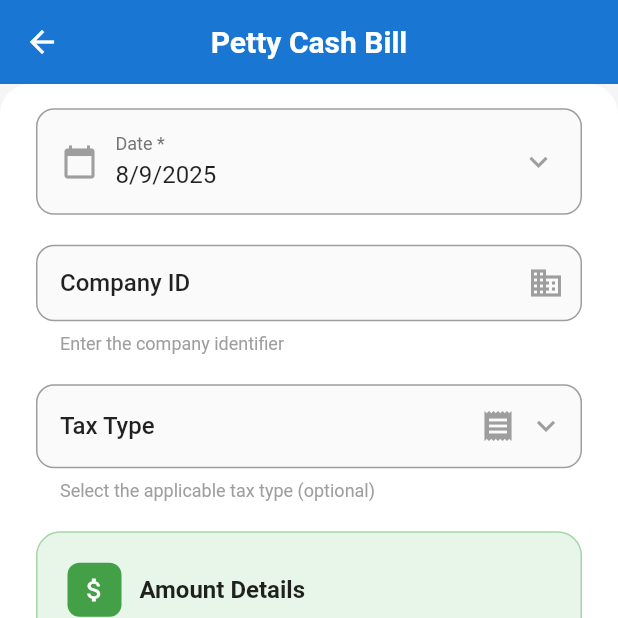
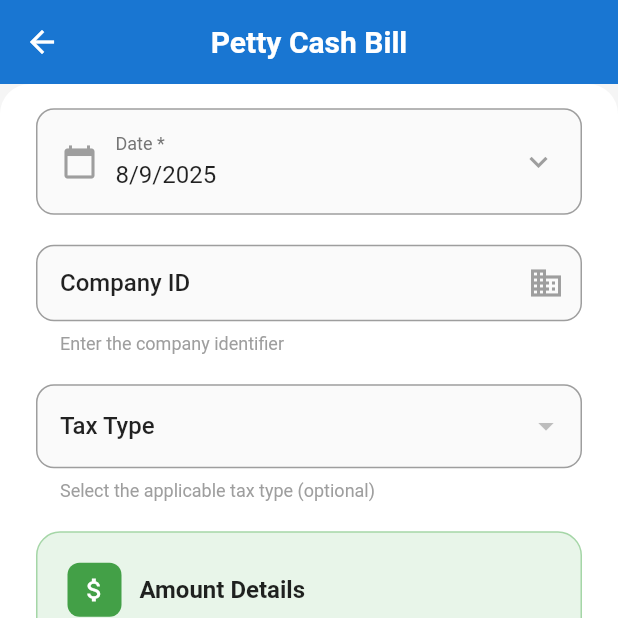
Before and after one commit to RashidMinhas47/SRT-App, a Flutter app: the ExpenseFormScreen screen opened directly, scrolled down 576 dp, on a phone screen of 412 x 824 dp, the top half of it. Run offline on Flutter 3.47's test engine with Material 3 defaults, Android fonts, the phone set to English and light mode, and no system bars; our stand-ins replace bloc, connectivity_plus, dartz, dropdown_search, equatable, flutter_bloc and 11 more; missing offline and left inert: open_file_safe_plus; accounts and stored records are empty; network calls fail; Roboto replaces fonts that are missing (Abg); key blocks and very long unbroken strings in the code were emptied for the run.

Commit message:
some changes made in petty cash bill screen

```diff
--- a/lib/modules/petty_cash/presentation_layer/screens/hr_expense_screen.dart
+++ b/lib/modules/petty_cash/presentation_layer/screens/hr_expense_screen.dart
@@ -105,7 +105,6 @@ class _ExpenseFormScreenState extends State<ExpenseFormScreen> {
       filled: true,
       fillColor: Colors.grey[50],
       contentPadding: const EdgeInsets.symmetric(horizontal: 16, vertical: 16),
-      suffixIcon: const Icon(Icons.keyboard_arrow_down, color: Colors.grey),
     );
   }
 
@@ -342,6 +341,7 @@ class _ExpenseFormScreenState extends State<ExpenseFormScreen> {
 
                 // Category Selection (fixed to Petty Cash)
                 DropdownButtonFormField<int>(
+                  icon: Icon(Icons.category),
                   value: _selectedCategoryId,
                   decoration: _getDropdownDecoration(
                     'Category *',
@@ -459,16 +459,6 @@ class _ExpenseFormScreenState extends State<ExpenseFormScreen> {
                       decoration: _getDropdownDecoration(
                         'Tax Type',
                         helperText: 'Select the applicable tax type (optional)',
-                      ).copyWith(
-                        suffixIcon: Row(
-                          mainAxisSize: MainAxisSize.min,
-                          children: [
-                            const Icon(Icons.receipt, color: Colors.grey),
-                            const SizedBox(width: 8),
-                            const Icon(Icons.keyboard_arrow_down,
-                                color: Colors.grey),
-                          ],
-                        ),
                       ),
                       items: _controller.filteredTaxes
                           .map((tax) => DropdownMenuItem<int>(
```
